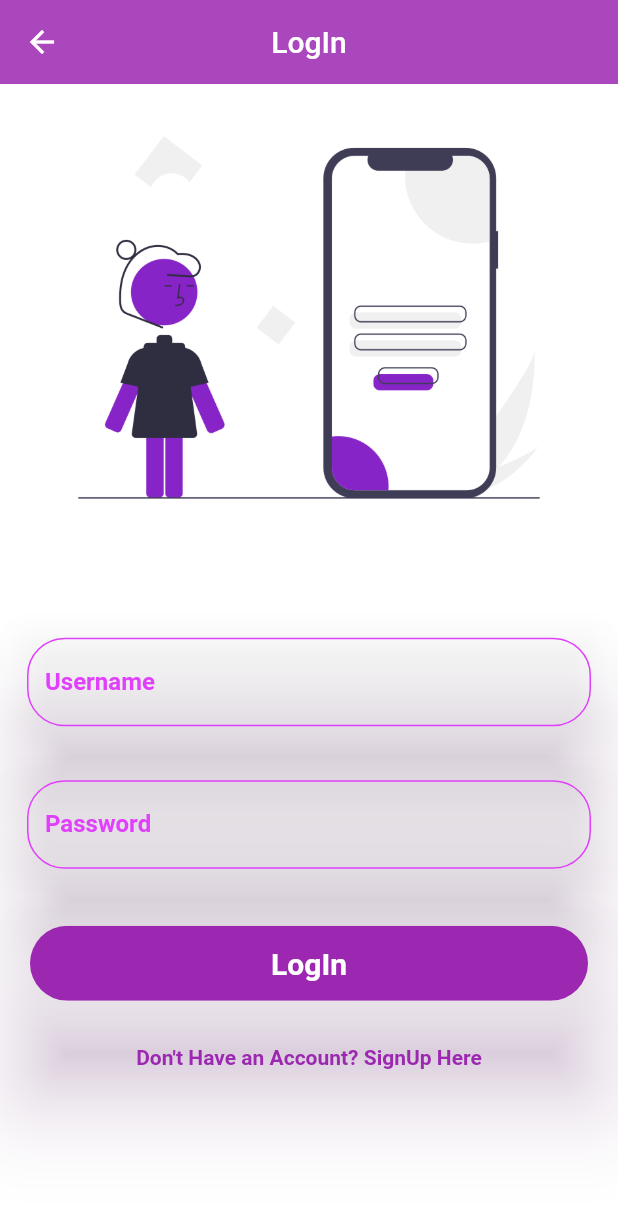
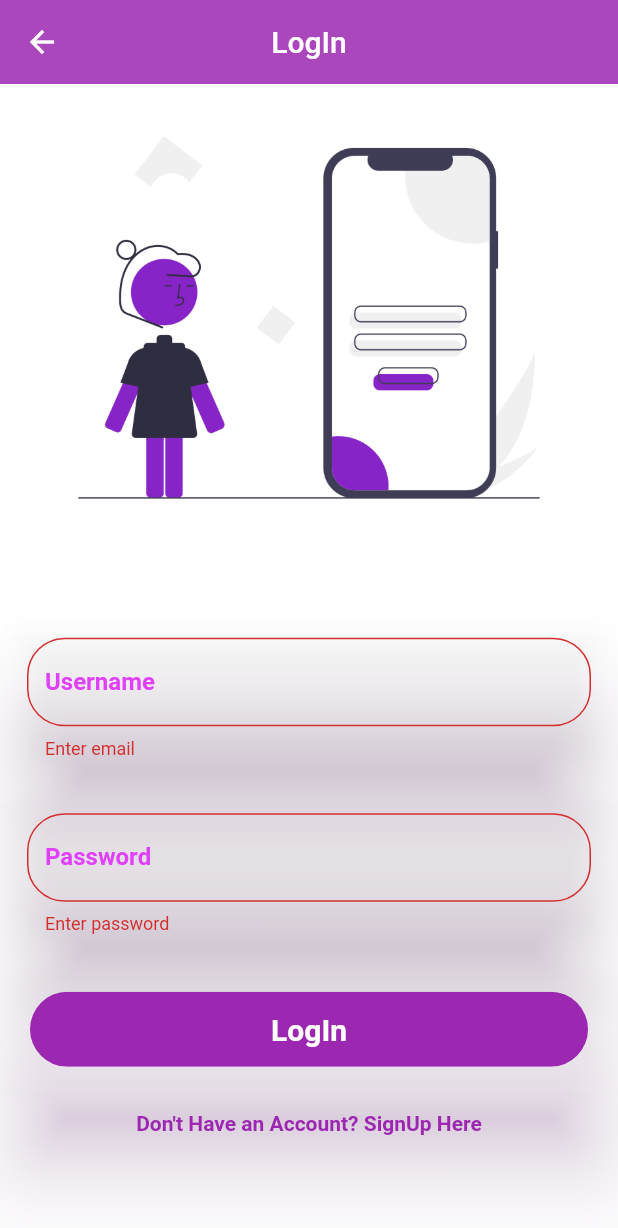
Before and after one commit to DarkNinja15/chat_app, a Flutter app: the LoginPage screen opened directly, after a tap on "LogIn", on a phone screen of 412 x 824 dp. Shown: the top 1228 px of the screen. Run offline on Flutter 3.47's test engine with Material 2 defaults, Android fonts, the phone set to English and light mode, and no system bars; our stand-ins replace firebase_auth, firebase_core, flutter_spinkit, google_fonts; accounts and stored records are empty.

Commit message:
added checking validation for login page

```diff
--- a/chat_app/lib/pages/login_page.dart
+++ b/chat_app/lib/pages/login_page.dart
@@ -8,7 +8,7 @@ class LoginPage extends StatelessWidget {
 
   @override
   Widget build(BuildContext context) {
-    final formKey = GlobalKey();
+    final formKey = GlobalKey<FormState>();
     return SafeArea(
       child: Scaffold(
         backgroundColor: Colors.white,
@@ -49,7 +49,12 @@ class LoginPage extends StatelessWidget {
                     Padding(
                       padding: const EdgeInsets.all(20.0),
                       child: InkWell(
-                        onTap: () {},
+                        onTap: () {
+                          if (formKey.currentState!.validate()) {
+                            ScaffoldMessenger.of(context).showSnackBar(
+                                const SnackBar(content: Text('Processing')));
+                          }
+                        },
                         child: PhysicalModel(
                           color: Colors.transparent,
                           shadowColor: Colors.purple.shade200,
--- a/chat_app/lib/pages/signup_page.dart
+++ b/chat_app/lib/pages/signup_page.dart
@@ -8,7 +8,7 @@ class SignUpPage extends StatelessWidget {
 
   @override
   Widget build(BuildContext context) {
-    final formKey = GlobalKey();
+    final formKey = GlobalKey<FormState>();
     return SafeArea(
       child: Scaffold(
         backgroundColor: Colors.white,
```
